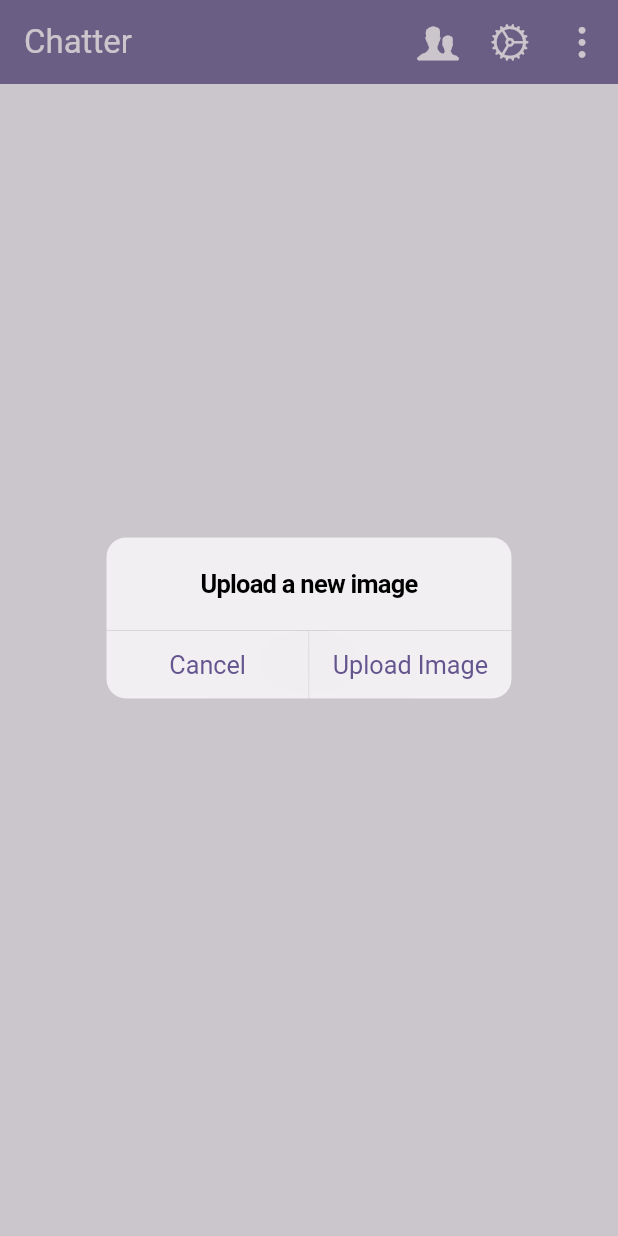
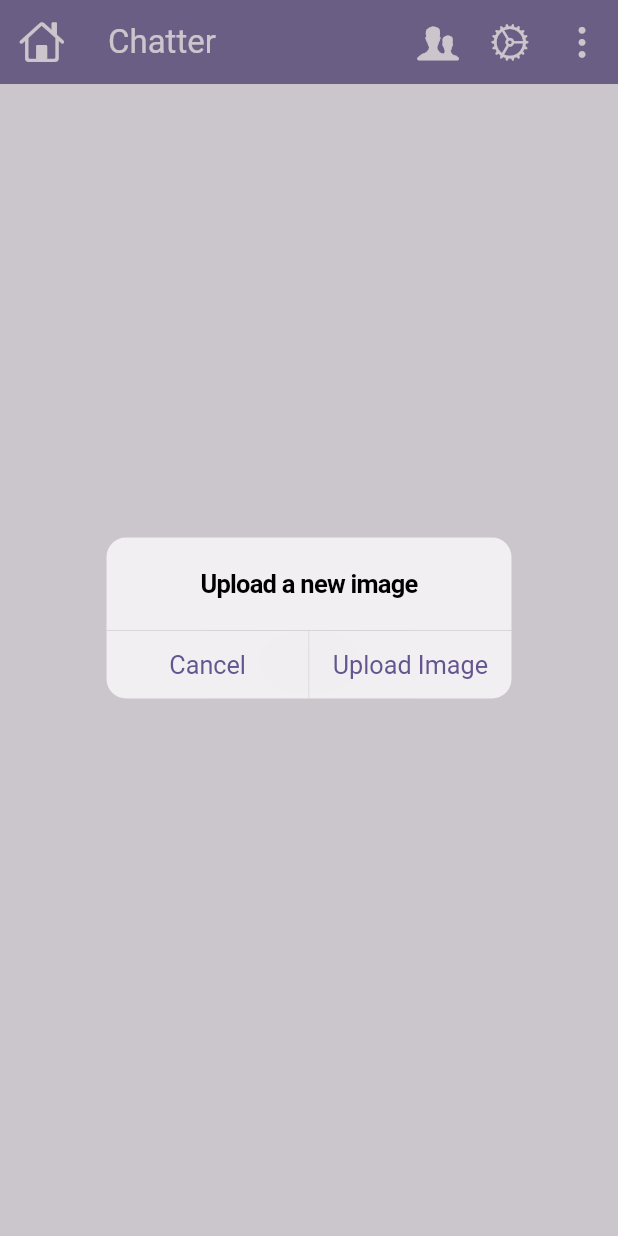
Before and after one commit to Palash-developer/flutter-chat-app, a Flutter app: the screen it shows once a user with an empty profile is signed in, after a tap on an icon or button, on a phone screen of 412 x 824 dp. Run offline on Flutter 3.47's test engine with Material 3 defaults, Android fonts, the phone set to English and light mode, and no system bars; our stand-ins replace cloud_firestore, firebase_auth, firebase_core, firebase_storage, google_fonts, image_picker and 2 more; accounts and stored records are empty.

Commit message:
feat: group messages completed

```diff
--- a/lib/screens/auth_screen.dart
+++ b/lib/screens/auth_screen.dart
@@ -1,3 +1,4 @@
+import 'dart:developer';
 import 'dart:io';
 import 'package:flutter/cupertino.dart';
 import 'package:flutter/material.dart';
@@ -74,17 +75,20 @@ class _AuthScreenState extends State<AuthScreen> {
         });
       }
     } on FirebaseAuthException catch (e) {
+      var message = "Authentication Failed";
       if (e.code == 'weak-password') {
-        //...
+        message = "The password is too weak.";
+      } else if (e.code == 'email-already-in-use') {
+        message = "The email is already in use.";
       }
       ScaffoldMessenger.of(context).clearSnackBars();
       ScaffoldMessenger.of(context).showSnackBar(
         SnackBar(content: Text(e.message ?? "Authentication Failed")),
       );
-      setState(() {
-        _isAuthenticating = false;
-      });
     }
+    setState(() {
+      _isAuthenticating = false;
+    });
   }
 
   @override
--- a/lib/screens/group_chat_msg_screen.dart
+++ b/lib/screens/group_chat_msg_screen.dart
@@ -178,8 +178,6 @@ class _GroupChatMsgScreenState extends State<GroupChatMsgScreen> {
                     .orderBy('createdAt', descending: true)
                     .snapshots(),
                 builder: (ctx, chatSnapshot) {
-                  final chatDocs = chatSnapshot.data!.docs;
-
                   if (chatSnapshot.connectionState == ConnectionState.waiting) {
                     return const Center(child: CircularProgressIndicator());
                   }
@@ -194,6 +192,7 @@ class _GroupChatMsgScreenState extends State<GroupChatMsgScreen> {
                       chatSnapshot.data!.docs.isEmpty) {
                     return const Center(child: Text("No messages yet."));
                   }
+                  final chatDocs = chatSnapshot.data!.docs;
 
                   return ListView.builder(
                     reverse: true,
@@ -201,12 +200,15 @@ class _GroupChatMsgScreenState extends State<GroupChatMsgScreen> {
                     itemBuilder: (ctx, index) {
                       final message = chatDocs[index]['text'];
                       final senderId = chatDocs[index]['senderId'];
+                      final userEmail =
+                          chatDocs[index]['senderName'][0].toUpperCase();
 
                       return GroupMessageBubble(
                         isMe:
                             senderId == FirebaseAuth.instance.currentUser!.uid,
                         message: message,
                         userId: senderId,
+                        userEmail: userEmail,
                       );
                     },
                   );
--- a/lib/screens/groups_screen.dart
+++ b/lib/screens/groups_screen.dart
@@ -90,7 +90,6 @@ class _GroupScreenState extends State<GroupScreen> {
       "groupIcon": widget.groupName[0].toUpperCase(),
       "admin": user.uid,
       "members": _checkedUsers.keys.toList(),
-      "chatId": "",
       "createdAt": Timestamp.now(),
     });
 
--- a/lib/screens/main_screen.dart
+++ b/lib/screens/main_screen.dart
@@ -5,6 +5,7 @@ import 'package:firebase_auth/firebase_auth.dart';
 import 'package:firebase_storage/firebase_storage.dart';
 import 'package:flutter/cupertino.dart';
 import 'package:flutter/material.dart';
+import 'package:flutter_chat_app/screens/auth_screen.dart';
 import 'package:flutter_chat_app/screens/chat_screen.dart';
 import 'package:flutter_chat_app/screens/group_chat_screen.dart';
 import 'package:flutter_chat_app/screens/groups_main_screen.dart';
@@ -60,6 +61,13 @@ class _MainScreenState extends State<MainScreen> {
     return Scaffold(
       appBar: AppBar(
         backgroundColor: Theme.of(context).colorScheme.primary.withOpacity(0.8),
+        leading: SizedBox(
+          child: Icon(
+            CupertinoIcons.home,
+            color: Theme.of(context).colorScheme.surface,
+            size: 30,
+          ),
+        ),
         title: Text(
           'Chatter',
           style: TextStyle(color: Theme.of(context).colorScheme.surface),
--- a/lib/widgets/group_message_bubble.dart
+++ b/lib/widgets/group_message_bubble.dart
@@ -1,19 +1,24 @@
+import 'dart:developer';
+
 import 'package:flutter/material.dart';
 
 class GroupMessageBubble extends StatelessWidget {
   final String message;
   final bool isMe;
   final String userId;
+  final String userEmail;
 
   const GroupMessageBubble({
     super.key,
     required this.message,
     required this.isMe,
     required this.userId,
+    required this.userEmail,
   });
 
   @override
   Widget build(BuildContext context) {
+    // log("userId: ${userId}");
     return Padding(
       padding: const EdgeInsets.symmetric(vertical: 4, horizontal: 8),
       child: Row(
--- a/lib/widgets/new_group_message.dart
+++ b/lib/widgets/new_group_message.dart
@@ -145,6 +145,7 @@ class _NewGroupMessageState extends State<NewGroupMessage> {
           'text': enteredMessage,
           'createdAt': Timestamp.now(),
           'senderId': FirebaseAuth.instance.currentUser?.uid,
+          'senderName': FirebaseAuth.instance.currentUser?.email,
         };
 
         // Adding the message to the messages subcollection of the current group
```
Also changed, not shown: lib/screens/group_chat_screen.dart (+127 -16 lines).
